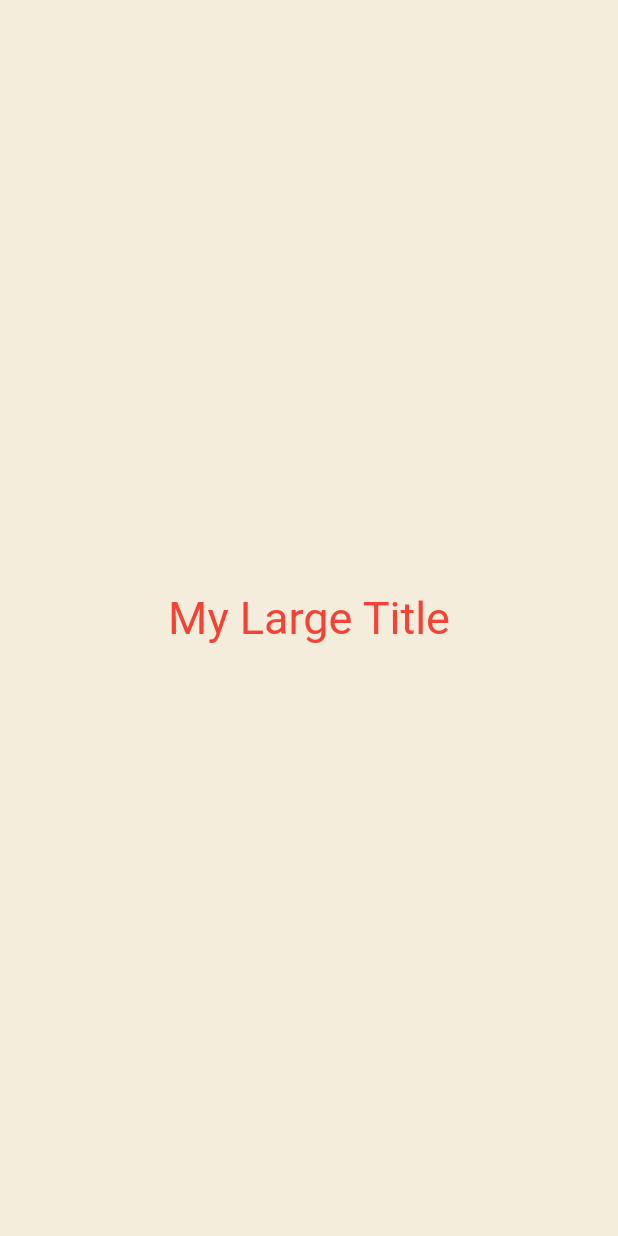
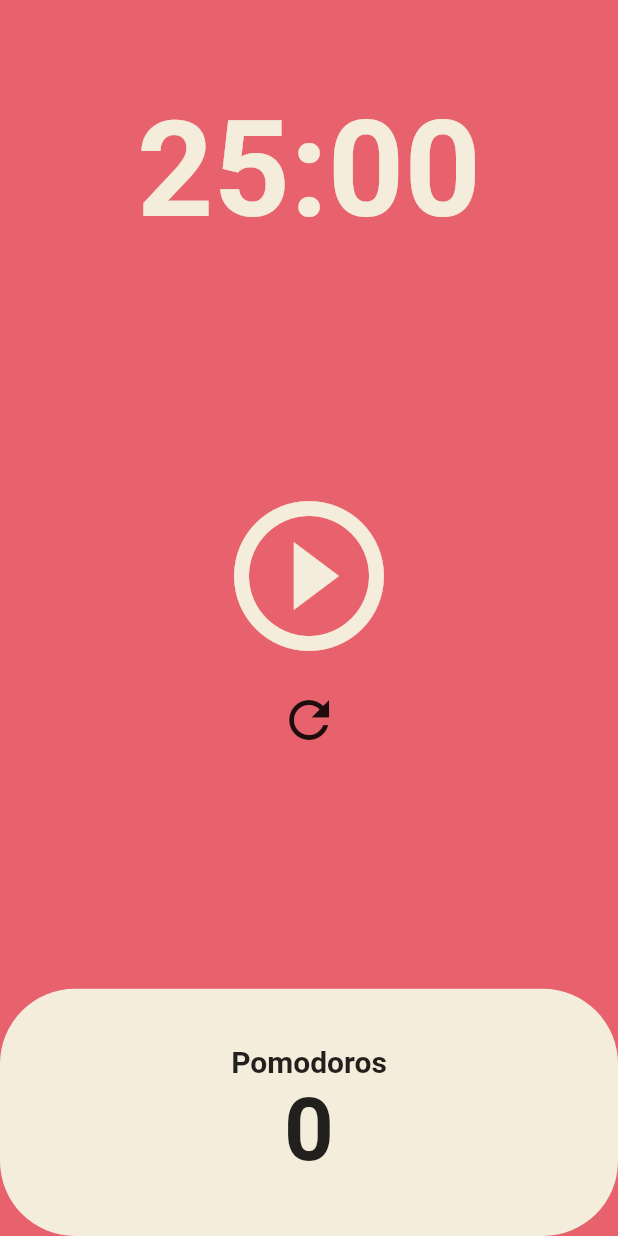
Before and after one commit to minckan/study_flutter_ui_basic, a Flutter app: the screen it shows after launch, on a phone screen of 412 x 824 dp. Run offline on Flutter 3.47's test engine with Material 2 defaults, Android fonts, the phone set to English and light mode, and no system bars.

Commit message:
make pomodoro app to practice stateful widget

```diff
--- a/lib/main.dart
+++ b/lib/main.dart
@@ -1,167 +1,28 @@
 import 'package:flutter/material.dart';
+import 'package:toonflix/screen/home_screen.dart';
 
 void main() {
   runApp(const App());
 }
 
-class App extends StatefulWidget {
+class App extends StatelessWidget {
   const App({super.key});
 
-  @override
-  State<App> createState() => _AppState();
-}
-
-class _AppState extends State<App> {
   @override
   Widget build(BuildContext context) {
     return MaterialApp(
       theme: ThemeData(
+        colorScheme: ColorScheme.fromSwatch(
+          backgroundColor: const Color(0xFFE7626C),
+        ),
         textTheme: const TextTheme(
-          titleLarge: TextStyle(
-            color: Colors.red,
+          displayLarge: TextStyle(
+            color: Color(0xFF232B55),
           ),
         ),
+        cardColor: const Color(0xFFF4EDDB),
       ),
-      home: Scaffold(
-        backgroundColor: const Color(0xfff4eddb),
-        body: Center(
-          child: Column(
-            mainAxisAlignment: MainAxisAlignment.center,
-            children: const [
-              MyLargeTitle(),
-            ],
-          ),
-        ),
-        // backgroundColor: const Color(0xff181818),
-        // body: SingleChildScrollView(
-        //   child: Padding(
-        //     padding: const EdgeInsets.symmetric(
-        //       horizontal: 20,
-        //     ),
-        //     child: Column(
-        //       crossAxisAlignment: CrossAxisAlignment.start,
-        //       children: [
-        //         const SizedBox(
-        //           height: 80,
-        //         ),
-        //         Row(
-        //           mainAxisAlignment: MainAxisAlignment.end,
-        //           children: [
-        //             Column(
-        //               crossAxisAlignment: CrossAxisAlignment.end,
-        //               children: [
-        //                 const Text(
-        //                   'Hey, Selena',
-        //                   style: TextStyle(
-        //                     color: Colors.white,
-        //                     fontSize: 28,
-        //                     fontWeight: FontWeight.w800,
-        //                   ),
-        //                 ),
-        //                 Text(
-        //                   'Welcome back',
-        //                   style: TextStyle(
-        //                     color: Colors.white.withOpacity(0.8),
-        //                     fontSize: 18,
-        //                   ),
-        //                 ),
-        //               ],
-        //             )
-        //           ],
-        //         ),
-        //         const SizedBox(
-        //           height: 70,
-        //         ),
-        //         Text(
-        //           'Total Balance',
-        //           style: TextStyle(
-        //             color: Colors.white.withOpacity(0.8),
-        //             fontSize: 22,
-        //           ),
-        //         ),
-        //         const SizedBox(
-        //           height: 5,
-        //         ),
-        //         const Text(
-        //           '\$5 194 482',
-        //           style: TextStyle(
-        //             color: Colors.white,
-        //             fontSize: 48,
-        //             fontWeight: FontWeight.w600,
-        //           ),
-        //         ),
-        //         const SizedBox(
-        //           height: 30,
-        //         ),
-        //         Row(
-        //           mainAxisAlignment: MainAxisAlignment.spaceBetween,
-        //           children: const [
-        //             Button(
-        //                 text: "Transfer",
-        //                 bgColor: Color(0xfff1b338),
-        //                 textColor: Colors.black),
-        //             Button(
-        //                 text: "Request",
-        //                 bgColor: Color(0xff1f2123),
-        //                 textColor: Colors.white)
-        //           ],
-        //         ),
-        //         const SizedBox(
-        //           height: 50,
-        //         ),
-        //         Row(
-        //           crossAxisAlignment: CrossAxisAlignment.end,
-        //           mainAxisAlignment: MainAxisAlignment.spaceBetween,
-        //           children: [
-        //             const Text(
-        //               'Wallets',
-        //               style: TextStyle(
-        //                 color: Colors.white,
-        //                 fontSize: 36,
-        //                 fontWeight: FontWeight.w600,
-        //               ),
-        //             ),
-        //             Text(
-        //               'View All',
-        //               style: TextStyle(
-        //                 color: Colors.white.withOpacity(0.8),
-        //                 fontSize: 18,
-        //               ),
-        //             ),
-        //           ],
-        //         ),
-        //         const SizedBox(
-        //           height: 20,
-        //         ),
-        //         const CurrencyCard(
-        //           name: 'Euro',
-        //           code: 'EUR',
-        //           amount: '6 428',
-        //           icon: Icons.euro_rounded,
-        //           isInverted: false,
-        //           order: 1,
-        //         ),
-        //         const CurrencyCard(
-        //           name: 'Bitcoin',
-        //           code: 'BTC',
-        //           amount: '9 785',
-        //           icon: Icons.currency_bitcoin,
-        //           isInverted: true,
-        //           order: 2,
-        //         ),
-        //         const CurrencyCard(
-        //           name: 'Dollar',
-        //           code: 'USD',
-        //           amount: '6 428',
-        //           icon: Icons.attach_money_rounded,
-        //           isInverted: false,
-        //           order: 3,
-        //         ),
-        //       ],
-        //     ),
-        //   ),
-        // ),
-      ),
+      home: const HomeScreen(),
     );
   }
 }
@@ -177,11 +38,6 @@ class MyLargeTitle extends StatefulWidget {
 
 class _MyLargeTitleState extends State<MyLargeTitle> {
   @override
-  void initState() {
-    super.initState();
-  }
-
-  @override
   Widget build(BuildContext context) {
     return Text(
       'My Large Title',
--- /dev/null
+++ b/lib/screen/home_screen.dart
@@ -0,0 +1,156 @@
+import 'dart:async';
+
+import 'package:flutter/material.dart';
+
+class HomeScreen extends StatefulWidget {
+  const HomeScreen({super.key});
+
+  @override
+  State<HomeScreen> createState() => _HomeScreenState();
+}
+
+class _HomeScreenState extends State<HomeScreen> {
+  static const twentyFiveMinutes = 1500;
+  int totalSecond = twentyFiveMinutes;
+  int totalPomodoros = 0;
+  late Timer timer;
+  bool isRunning = false;
+
+  void onTick(Timer timer) {
+    if (totalSecond == 0) {
+      setState(() {
+        totalPomodoros = totalPomodoros + 1;
+        isRunning = false;
+        totalSecond = twentyFiveMinutes;
+      });
+      timer.cancel();
+    } else {
+      setState(() {
+        totalSecond -= 1;
+      });
+    }
+  }
+
+  void onStartPressed() {
+    timer = Timer.periodic(
+      const Duration(seconds: 1),
+      onTick,
+    );
+
+    setState(() {
+      isRunning = true;
+    });
+  }
+
+  void onPausePressed() {
+    timer.cancel();
+    setState(() {
+      isRunning = false;
+    });
+  }
+
+  void onRefresh() {
+    timer.cancel();
+    setState(() {
+      totalSecond = twentyFiveMinutes;
+      isRunning = false;
+    });
+  }
+
+  String format(int seconds) {
+    var duration = Duration(seconds: seconds);
+    return duration.toString().split('.').first.substring(2, 7);
+  }
+
+  @override
+  Widget build(BuildContext context) {
+    return Scaffold(
+      backgroundColor: Theme.of(context).colorScheme.background,
+      body: Column(
+        children: [
+          Flexible(
+            flex: 1,
+            child: Container(
+              alignment: Alignment.bottomCenter,
+              child: Text(
+                format(totalSecond),
+                style: TextStyle(
+                  color: Theme.of(context).cardColor,
+                  fontSize: 89,
+                  fontWeight: FontWeight.w600,
+                ),
+              ),
+            ),
+          ),
+          Flexible(
+            flex: 3,
+            child: Center(
+              child: Column(
+                mainAxisAlignment: MainAxisAlignment.center,
+                children: [
+                  IconButton(
+                    iconSize: 120,
+                    color: Theme.of(context).cardColor,
+                    onPressed: isRunning ? onPausePressed : onStartPressed,
+                    icon: Icon(
+                      isRunning
+                          ? Icons.pause_circle_outline
+                          : Icons.play_circle_outline,
+                    ),
+                  ),
+                  IconButton(
+                    iconSize: 40,
+                    onPressed: onRefresh,
+                    icon: const Icon(Icons.refresh),
+                  )
+                ],
+              ),
+            ),
+          ),
+          Flexible(
+            flex: 1,
+            child: Row(
+              children: [
+                Expanded(
+                  child: Container(
+                    decoration: BoxDecoration(
+                      color: Theme.of(context).cardColor,
+                      borderRadius: BorderRadius.circular(50),
+                    ),
+                    child: Column(
+                      mainAxisAlignment: MainAxisAlignment.center,
+                      children: [
+                        Text(
+                          'Pomodoros',
+                          style: TextStyle(
+                            fontSize: 20,
+                            color: Theme.of(context)
+                                .textTheme
+                                .headlineSmall!
+                                .color,
+                            fontWeight: FontWeight.w600,
+                          ),
+                        ),
+                        Text(
+                          '$totalPomodoros',
+                          style: TextStyle(
+                            fontSize: 58,
+                            color: Theme.of(context)
+                                .textTheme
+                                .headlineSmall!
+                                .color,
+                            fontWeight: FontWeight.w600,
+                          ),
+                        ),
+                      ],
+                    ),
+                  ),
+                ),
+              ],
+            ),
+          ),
+        ],
+      ),
+    );
+  }
+}
```
